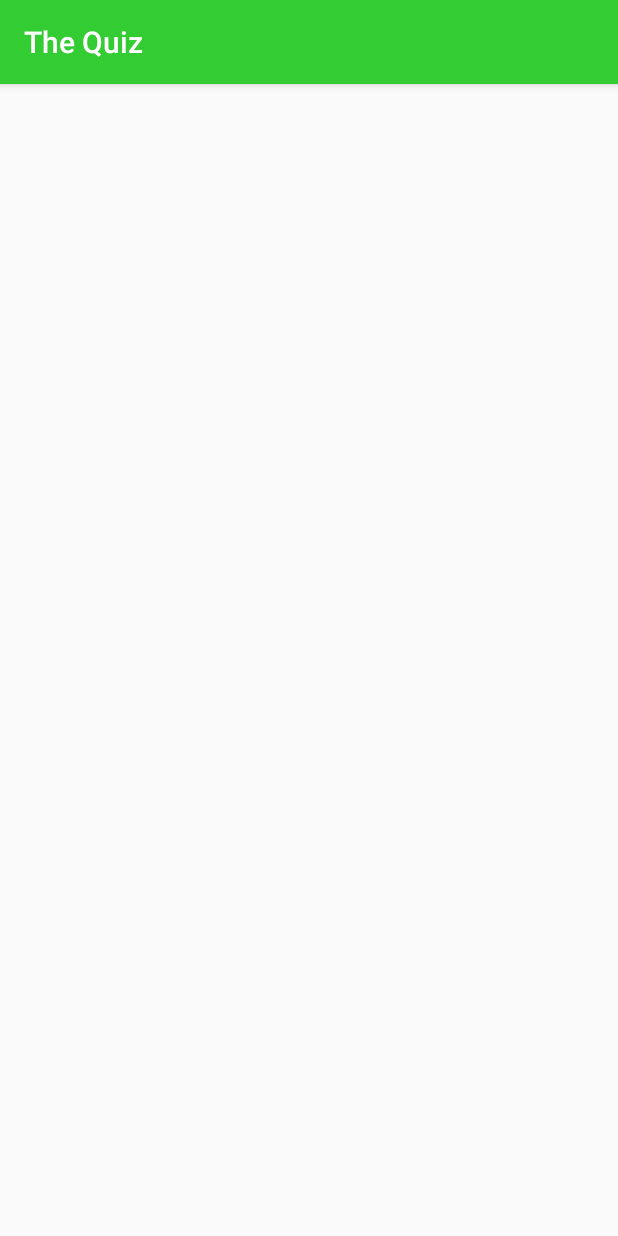
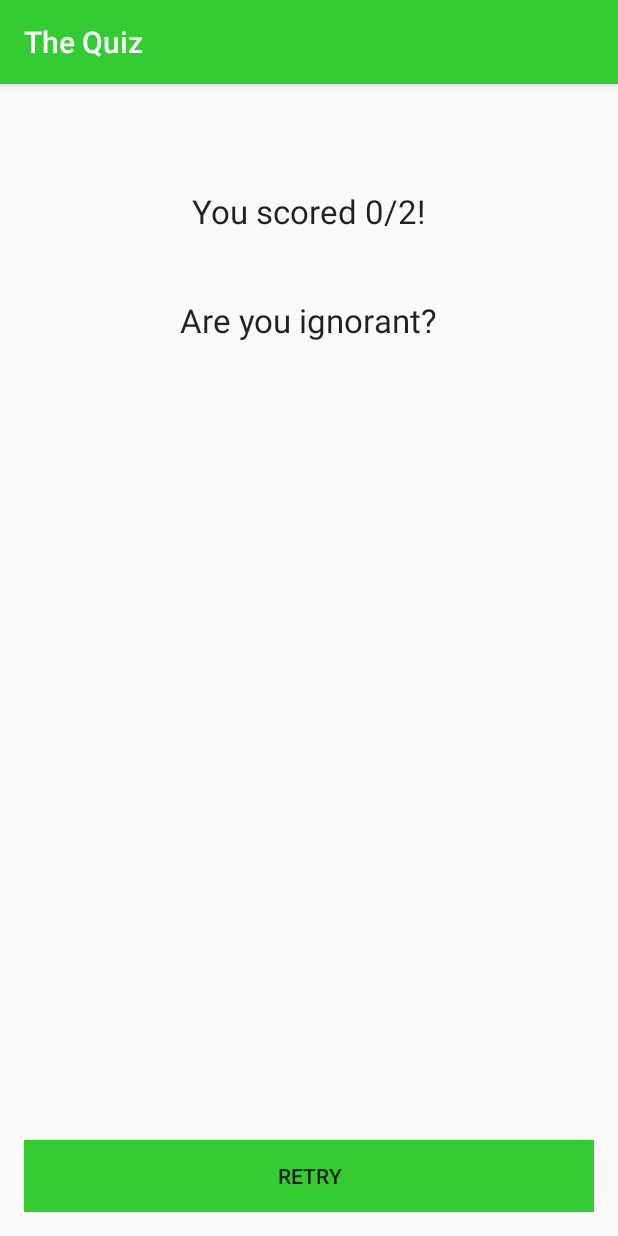
Before and after one commit to mwilcox-wi/TheQuiz, an Android app: the FinishActivity screen opened directly, with no data from a screen before it, on a phone screen of 412 x 824 dp. Run offline under Robolectric (Android 15) with nearby library versions, the phone set to English and light mode, and no system bars.

Commit message:
Added logic to finish activity Added q2 to finish transition

```diff
--- a/app/src/main/java/com/cs407/thequiz/FinishActivity.java
+++ b/app/src/main/java/com/cs407/thequiz/FinishActivity.java
@@ -2,12 +2,36 @@ package com.cs407.thequiz;
 
 import android.support.v7.app.AppCompatActivity;
 import android.os.Bundle;
+import android.widget.TextView;
 
 public class FinishActivity extends AppCompatActivity {
+
+    int correct;
 
     @Override
     protected void onCreate(Bundle savedInstanceState) {
         super.onCreate(savedInstanceState);
         setContentView(R.layout.activity_finish);
+
+        correct = QuizActivity.correct;
+
+        TextView results = (TextView) findViewById(R.id.txt_results);
+        TextView comment = (TextView) findViewById(R.id.txt_comment);
+
+        results.setText("You scored "+correct+"/2!");
+        switch(correct){
+            case 0:
+                comment.setText("Are you ignorant?");
+                break;
+            case 1:
+                comment.setText("So close!");
+                break;
+            case 2:
+                comment.setText("Are you a prince?");
+                break;
+
+        }
+
+
     }
 }
--- a/app/src/main/java/com/cs407/thequiz/Q2_Fragment.java
+++ b/app/src/main/java/com/cs407/thequiz/Q2_Fragment.java
@@ -1,6 +1,7 @@
 package com.cs407.thequiz;
 
 import android.content.Context;
+import android.content.Intent;
 import android.net.Uri;
 import android.os.Bundle;
 import android.app.Fragment;
@@ -96,6 +97,10 @@ public class Q2_Fragment extends Fragment implements View.OnClickListener{
                     Toast.makeText(getActivity().getApplicationContext(), "That is correct", Toast.LENGTH_LONG).show();
                 }
 
+
+                    Intent i = new Intent(getActivity().getApplicationContext(), FinishActivity.class);
+                    getActivity().startActivity(i);
+
             }
             }
 
--- a/app/src/main/res/layout/activity_finish.xml
+++ b/app/src/main/res/layout/activity_finish.xml
@@ -9,4 +9,31 @@
     android:paddingTop="@dimen/activity_vertical_margin"
     tools:context="com.cs407.thequiz.FinishActivity">
 
+    <Button
+        android:layout_width="wrap_content"
+        android:layout_height="wrap_content"
+        android:text="RETRY"
+        android:id="@+id/btn_retry"
+        android:layout_alignParentBottom="true"
+        android:layout_alignParentStart="true"
+        android:layout_alignParentEnd="true"
+        android:background="#33cc33" />
+
+    <TextView
+        android:layout_width="wrap_content"
+        android:layout_height="wrap_content"
+        android:textAppearance="?android:attr/textAppearanceLarge"
+        android:id="@+id/txt_results"
+        android:layout_alignParentTop="true"
+        android:layout_centerHorizontal="true"
+        android:layout_marginTop="54dp" />
+
+    <TextView
+        android:layout_width="wrap_content"
+        android:layout_height="wrap_content"
+        android:textAppearance="?android:attr/textAppearanceLarge"
+        android:id="@+id/txt_comment"
+        android:layout_below="@+id/txt_results"
+        android:layout_centerHorizontal="true"
+        android:layout_marginTop="43dp" />
 </RelativeLayout>
```
